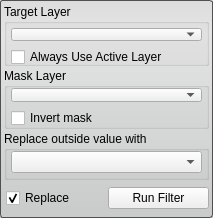
Qt form src/Interface/ToolInterface/MaskDataFilterInterface.ui (SCIInstitute/Seg3D) before a commit.
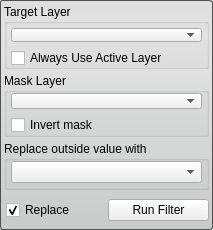
The same form after that commit.

Commit message: fix lineedits; add stepping multiplier; adding icons for snap-to-axis button

The edit to the form file:
```diff
--- a/src/Interface/ToolInterface/MaskDataFilterInterface.ui
+++ b/src/Interface/ToolInterface/MaskDataFilterInterface.ui
@@ -7,7 +7,7 @@
     <x>0</x>
     <y>0</y>
     <width>213</width>
-    <height>218</height>
+    <height>230</height>
    </rect>
   </property>
   <property name="sizePolicy">
@@ -40,7 +40,7 @@
   </property>
   <layout class="QVBoxLayout" name="verticalLayout_2">
    <property name="spacing">
-    <number>2</number>
+    <number>4</number>
    </property>
    <property name="margin">
     <number>4</number>
@@ -50,6 +50,12 @@
      <property name="title">
       <string>Target Layer</string>
      </property>
+     <property name="alignment">
+      <set>Qt::AlignLeading|Qt::AlignLeft|Qt::AlignTop</set>
+     </property>
+     <property name="checkable">
+      <bool>false</bool>
+     </property>
      <layout class="QVBoxLayout" name="verticalLayout_4">
       <property name="margin">
        <number>4</number>
@@ -97,6 +103,9 @@
      <property name="title">
       <string>Mask Layer</string>
      </property>
+     <property name="alignment">
+      <set>Qt::AlignLeading|Qt::AlignLeft|Qt::AlignTop</set>
+     </property>
      <layout class="QVBoxLayout" name="verticalLayout_5">
       <property name="leftMargin">
        <number>4</number>
@@ -153,6 +162,9 @@
      <property name="title">
       <string>Replace outside value with</string>
      </property>
+     <property name="alignment">
+      <set>Qt::AlignLeading|Qt::AlignLeft|Qt::AlignTop</set>
+     </property>
      <layout class="QVBoxLayout" name="verticalLayout_3">
       <property name="leftMargin">
        <number>4</number>
```
The commit also changes 7 other files.
